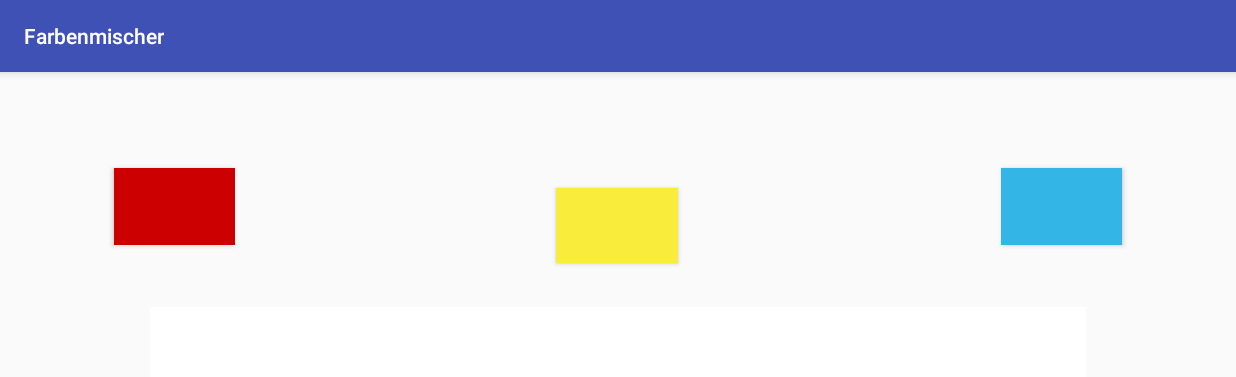
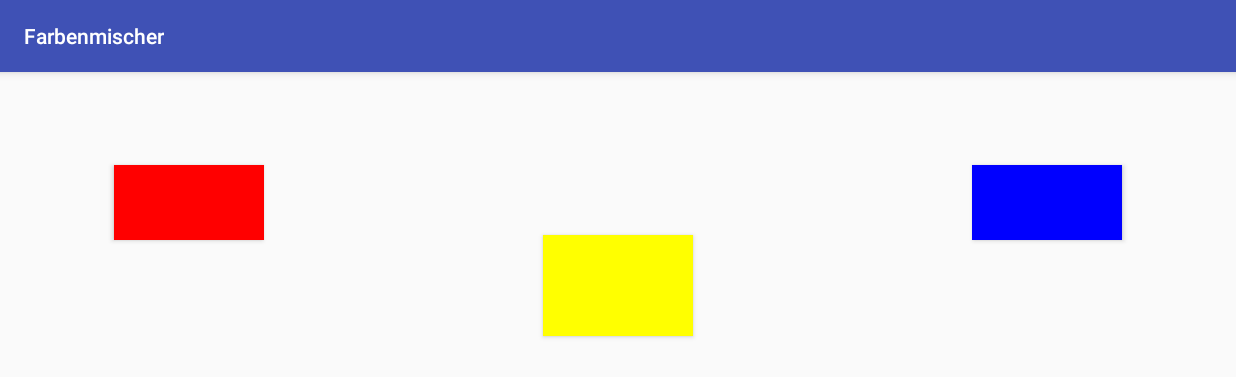
Before and after one commit to velotist/Farbenmischer, an Android app: the screen it shows after launch (MainActivity), on a phone screen of 824 x 412 dp (held sideways). Shown: the top 377 px of the screen. Run offline under Robolectric (Android 15) with nearby library versions, the phone set to English and light mode, and no system bars.

Commit message:
Translated basics from German to English Optimized coding

```diff
--- a/app/src/main/res/layout-land/activity_main.xml
+++ b/app/src/main/res/layout-land/activity_main.xml
@@ -9,68 +9,85 @@
 
     <Button
         android:id="@+id/btnRed_id"
-        android:layout_width="0dp"
-        android:layout_height="0dp"
+        android:layout_width="100dp"
+        android:layout_height="50dp"
         android:layout_marginStart="76dp"
         android:layout_marginLeft="76dp"
-        android:layout_marginTop="64dp"
-        android:layout_marginEnd="214dp"
-        android:layout_marginRight="214dp"
-        android:layout_marginBottom="41dp"
-        android:background="@android:color/holo_red_dark"
-        app:layout_constraintBottom_toTopOf="@+id/txtResult_id"
-        app:layout_constraintEnd_toStartOf="@+id/btnYellow_id"
+        android:layout_marginTop="62dp"
+        android:background="#ff0000"
         app:layout_constraintStart_toStartOf="parent"
         app:layout_constraintTop_toTopOf="parent" />
 
     <Button
         android:id="@+id/btnYellow_id"
-        android:layout_width="0dp"
-        android:layout_height="50dp"
-        android:layout_marginEnd="215dp"
-        android:layout_marginRight="215dp"
-        android:layout_marginBottom="29dp"
-        android:background="#f9ec3a"
+        android:layout_width="100dp"
+        android:layout_height="67dp"
+        android:layout_marginBottom="64dp"
+        android:background="#ffff00"
         app:layout_constraintBottom_toTopOf="@+id/txtResult_id"
-        app:layout_constraintEnd_toStartOf="@+id/btnBlue_id"
-        app:layout_constraintStart_toEndOf="@+id/btnRed_id" />
+        app:layout_constraintEnd_toEndOf="parent"
+        app:layout_constraintStart_toStartOf="parent" />
 
     <Button
         android:id="@+id/btnBlue_id"
-        android:layout_width="0dp"
-        android:layout_height="0dp"
-        android:layout_marginTop="64dp"
+        android:layout_width="100dp"
+        android:layout_height="50dp"
+        android:layout_marginTop="62dp"
         android:layout_marginEnd="76dp"
         android:layout_marginRight="76dp"
-        android:layout_marginBottom="41dp"
-        android:background="@android:color/holo_blue_light"
-        app:layout_constraintBottom_toTopOf="@+id/txtResult_id"
+        android:background="#0000ff"
         app:layout_constraintEnd_toEndOf="parent"
-        app:layout_constraintStart_toEndOf="@+id/btnYellow_id"
         app:layout_constraintTop_toTopOf="parent" />
 
     <TextView
         android:id="@+id/txtResult_id"
-        android:layout_width="0dp"
-        android:layout_height="0dp"
-        android:layout_marginStart="100dp"
-        android:layout_marginLeft="100dp"
-        android:layout_marginEnd="100dp"
-        android:layout_marginRight="100dp"
-        android:layout_marginBottom="156dp"
-        android:background="@android:color/white"
+        android:layout_width="660dp"
+        android:layout_height="80dp"
+        android:layout_marginStart="8dp"
+        android:layout_marginLeft="8dp"
+        android:layout_marginEnd="8dp"
+        android:layout_marginRight="8dp"
+        android:layout_marginBottom="44dp"
+        android:background="#ffffff"
         android:clickable="false"
         android:visibility="visible"
-        app:layout_constraintBottom_toBottomOf="parent"
-        app:layout_constraintEnd_toEndOf="parent"
-        app:layout_constraintStart_toStartOf="parent"
-        app:layout_constraintTop_toBottomOf="@+id/btnBlue_id" />
+        app:layout_constraintBottom_toTopOf="@+id/barrier2"
+        app:layout_constraintEnd_toEndOf="@+id/barrier"
+        app:layout_constraintStart_toStartOf="parent" />
 
     <android.support.constraint.Guideline
         android:id="@+id/guideline"
         android:layout_width="wrap_content"
         android:layout_height="wrap_content"
         android:orientation="vertical"
-        app:layout_constraintGuide_end="8dp" />
+        app:layout_constraintGuide_end="16dp" />
+
+    <android.support.constraint.Barrier
+        android:id="@+id/barrier"
+        android:layout_width="wrap_content"
+        android:layout_height="wrap_content"
+        app:barrierDirection="left"
+        tools:layout_editor_absoluteX="731dp" />
+
+    <android.support.constraint.Barrier
+        android:id="@+id/barrier2"
+        android:layout_width="wrap_content"
+        android:layout_height="wrap_content"
+        app:barrierDirection="top"
+        tools:layout_editor_absoluteY="411dp" />
+
+    <android.support.constraint.Guideline
+        android:id="@+id/guideline2"
+        android:layout_width="wrap_content"
+        android:layout_height="wrap_content"
+        android:orientation="vertical"
+        app:layout_constraintGuide_begin="16dp" />
+
+    <android.support.constraint.Guideline
+        android:id="@+id/guideline3"
+        android:layout_width="wrap_content"
+        android:layout_height="wrap_content"
+        android:orientation="horizontal"
+        app:layout_constraintGuide_begin="16dp" />
 
 </android.support.constraint.ConstraintLayout>
```
Also changed, not shown: app/src/main/java/com/marcus/farbenmischer/MainActivity.java (+32 -57 lines), 1 other file.
